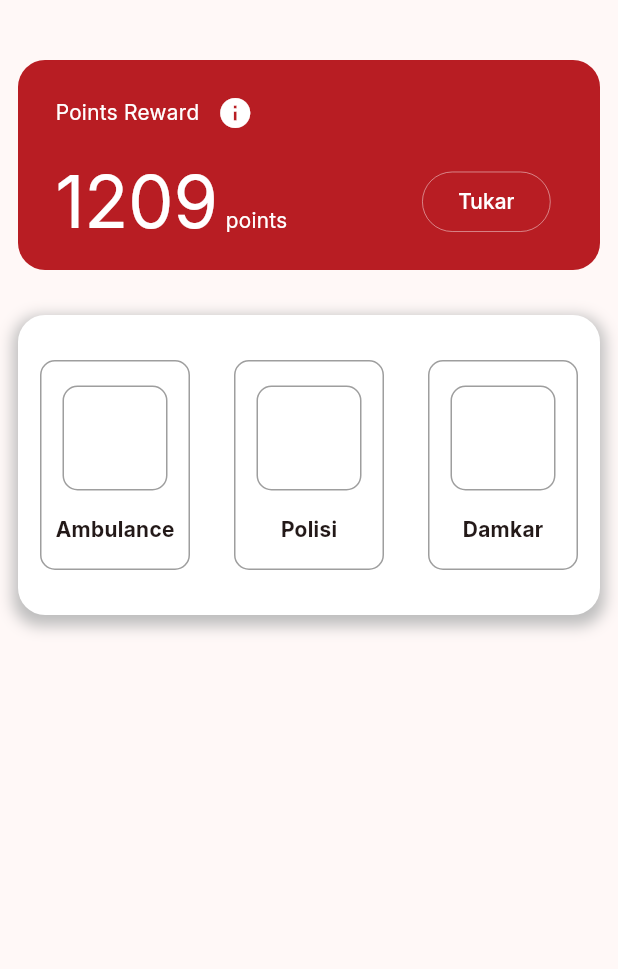
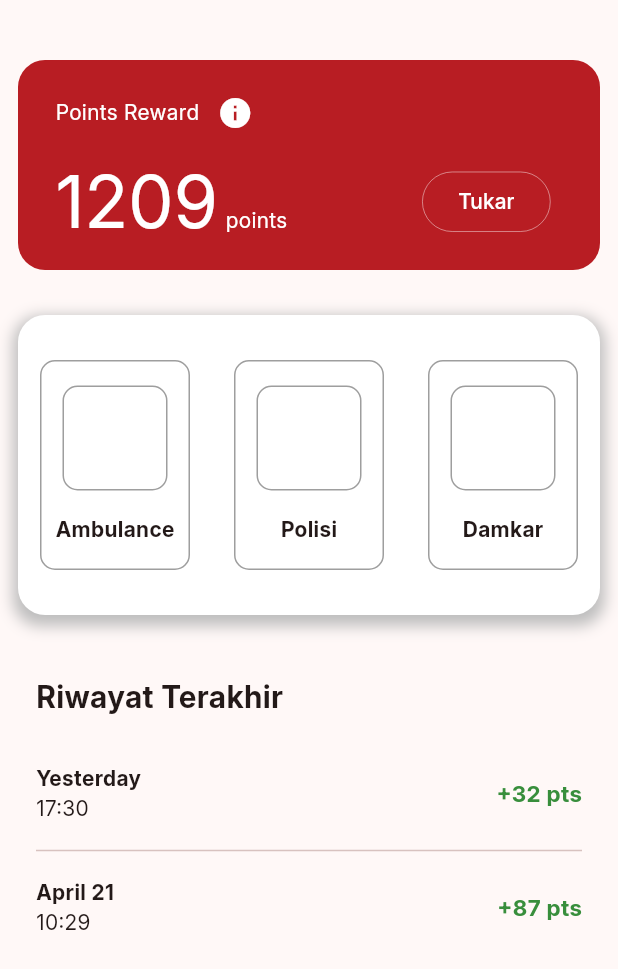
Before and after one commit to Jong44/one_call_app_relawan, a Flutter app: the HomePage widget shown alone on an empty page, opened directly, on a phone screen of 412 x 824 dp. Shown: the top 969 px of the screen. Run offline on Flutter 3.47's test engine with Material 3 defaults, Android fonts, the phone set to English and light mode, and no system bars; our stand-ins replace flutter_svg, iconsax.

Commit message:
riwayat terakhir

```diff
--- a/lib/app/views/main/details/home_page.dart
+++ b/lib/app/views/main/details/home_page.dart
@@ -17,6 +17,19 @@
       'institute': 'Damkar',
       'image': 'image',
     },
+  ];
+
+  final List _riwayatTerakhir = [
+    {
+      'date': 'Yesterday',
+      'time': '17:30',
+      'poin': 32,
+    },
+    {
+      'date': 'April 21',
+      'time': '10:29',
+      'poin': 87,
+    }
   ];
   @override
   Widget build(BuildContext context) {
@@ -152,6 +165,81 @@
             ),
           ),
           // history/
+          const SizedBox(height: 40),
+          Padding(
+            padding: const EdgeInsets.symmetric(horizontal: 12),
+            child: Column(
+              crossAxisAlignment: CrossAxisAlignment.start,
+              children: [
+                const Text(
+                  'Riwayat Terakhir',
+                  style: TextStyle(
+                    fontFamily: 'Inter',
+                    fontWeight: FontWeight.w700,
+                    fontSize: 20,
+                  ),
+                ),
+                const SizedBox(height: 20),
+                Padding(
+                  padding: const EdgeInsets.symmetric(vertical: 10.0),
+                  child: Row(
+                    mainAxisAlignment: MainAxisAlignment.spaceBetween,
+                    children: [
+                      Column(
+                        mainAxisAlignment: MainAxisAlignment.center,
+                        crossAxisAlignment: CrossAxisAlignment.start,
+                        children: [
+                          Text(
+                            _riwayatTerakhir[0]['date'],
+                            style: const TextStyle(
+                                fontFamily: 'Inter',
+                                fontWeight: FontWeight.w800),
+                          ),
+                          Text(_riwayatTerakhir[0]['time']),
+                        ],
+                      ),
+                      Text(
+                        ' +${_riwayatTerakhir[0]['poin']} pts',
+                        style: TextStyle(
+                            color: Colors.green.shade700,
+                            fontSize: 15,
+                            fontWeight: FontWeight.bold),
+                      ),
+                    ],
+                  ),
+                ),
+                const Divider(),
+                Padding(
+                  padding: const EdgeInsets.symmetric(vertical: 10.0),
+                  child: Row(
+                    mainAxisAlignment: MainAxisAlignment.spaceBetween,
+                    children: [
+                      Column(
+                        mainAxisAlignment: MainAxisAlignment.center,
+                        crossAxisAlignment: CrossAxisAlignment.start,
+                        children: [
+                          Text(
+                            _riwayatTerakhir[1]['date'],
+                            style: const TextStyle(
+                                fontFamily: 'Inter',
+                                fontWeight: FontWeight.w800),
+                          ),
+                          Text(_riwayatTerakhir[1]['time']),
+                        ],
+                      ),
+                      Text(
+                        ' +${_riwayatTerakhir[1]['poin']} pts',
+                        style: TextStyle(
+                            color: Colors.green.shade700,
+                            fontSize: 15,
+                            fontWeight: FontWeight.bold),
+                      ),
+                    ],
+                  ),
+                ),
+              ],
+            ),
+          )
         ],
       ),
     );
```
